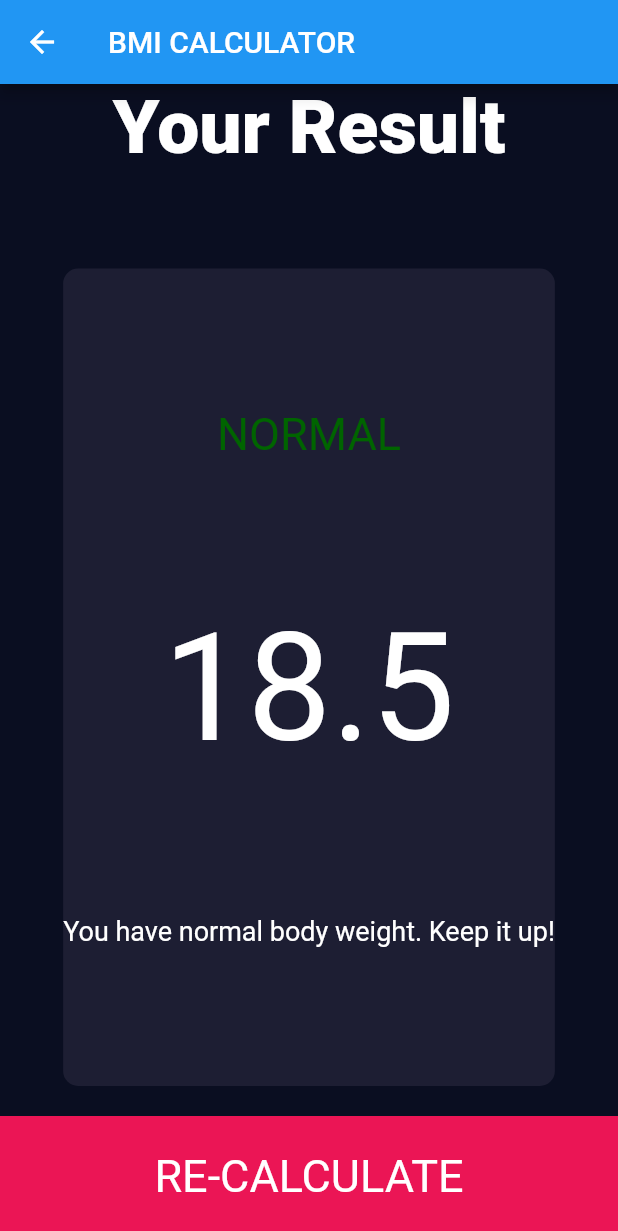
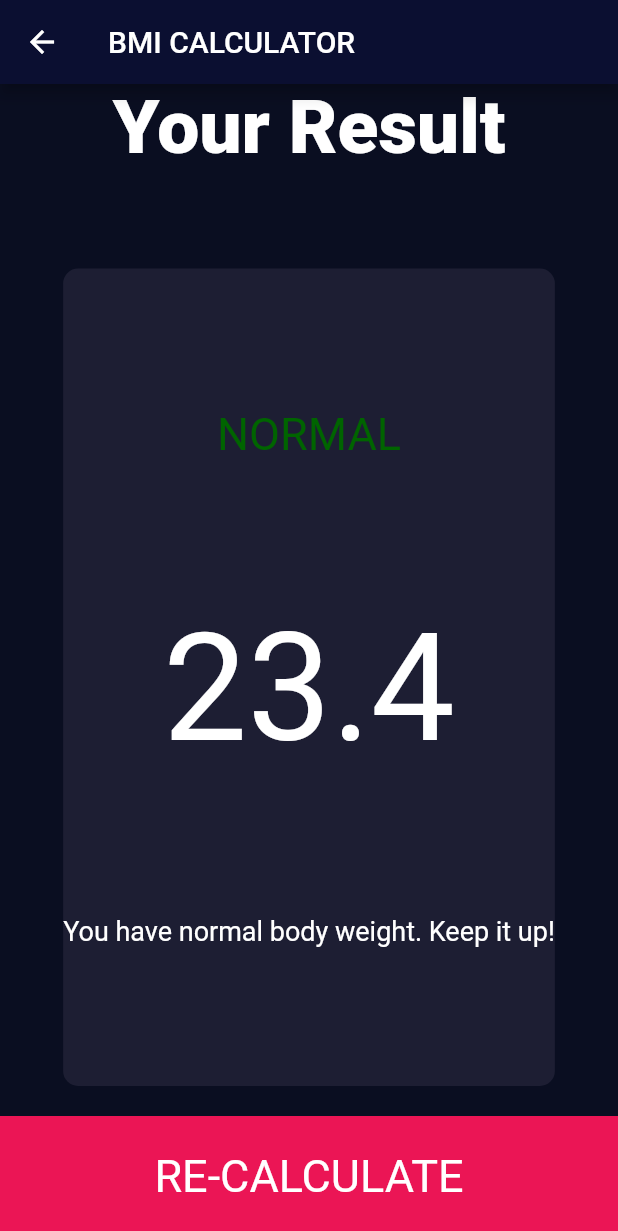
Before and after one commit to AkhilVaikom/BMI-calculator-bloc_pattern, a Flutter app: the screen it shows after launch, after a tap on "CALCULATE", on a phone screen of 412 x 824 dp. Shown: the top 1231 px of the screen. Run offline on Flutter 3.47's test engine with Material 2 defaults, Android fonts, the phone set to English and light mode, and no system bars; our stand-ins replace bloc, flutter_bloc, font_awesome_flutter.

Commit message:
result problem solve

```diff
--- a/lib/constants/string_constants.dart
+++ b/lib/constants/string_constants.dart
@@ -1,4 +1,4 @@
 const bottomContainerHeight = 80.0;
-int height=180;
-int weight=60;
+int? height;
+int? weight;
 int age=20;
--- a/lib/screens/home/home_scree.dart
+++ b/lib/screens/home/home_scree.dart
@@ -36,7 +36,7 @@ class HomeScreen extends StatelessWidget {
             buttonText: "CALCULATE",
             onTap: () {
               CalculateResult calc =
-                  CalculateResult(height: height, weight: weight);
+                  CalculateResult(height: height!, weight: weight!);
               Navigator.push(
                 context,
                 MaterialPageRoute(
--- a/lib/screens/home/widgets/height_slider.dart
+++ b/lib/screens/home/widgets/height_slider.dart
@@ -1,4 +1,5 @@
 import 'package:bmi_calculator_bloc/constants/colors_constants.dart';
+import 'package:bmi_calculator_bloc/constants/string_constants.dart';
 import 'package:bmi_calculator_bloc/constants/style_constants.dart';
 import 'package:bmi_calculator_bloc/logic/height/height_cubit.dart';
 import 'package:bmi_calculator_bloc/screens/widgets/reusable_card.dart';
@@ -12,8 +13,10 @@ class HeightSliderWidgets extends StatelessWidget {
 
   @override
   Widget build(BuildContext context) {
+
     return BlocBuilder<HeightCubit, HeightState>(
       builder: (context, state) {
+        height=state.height;
         return Expanded(
             child: ReusableCard(
           cardChild: Column(
--- a/lib/screens/home/widgets/weight_widgets.dart
+++ b/lib/screens/home/widgets/weight_widgets.dart
@@ -1,4 +1,5 @@
 import 'package:bmi_calculator_bloc/constants/colors_constants.dart';
+import 'package:bmi_calculator_bloc/constants/string_constants.dart';
 import 'package:bmi_calculator_bloc/constants/style_constants.dart';
 import 'package:bmi_calculator_bloc/logic/weight/weight_cubit.dart';
 import 'package:bmi_calculator_bloc/screens/home/widgets/round_button.dart';
@@ -16,6 +17,7 @@ class WeightWidgets extends StatelessWidget {
   Widget build(BuildContext context) {
     return BlocBuilder<WeightCubit, WeightState>(
       builder: (context, state) {
+         weight=state.weight;
         return Expanded(
             child: ReusableCard(
           cardChild: Column(
@@ -34,16 +36,21 @@ class WeightWidgets extends StatelessWidget {
                 children: [
                   RoundButton(
                     icon: FontAwesomeIcons.minus,
-                    onPressed: () =>
-                        context.read<WeightCubit>().weightDecrement(),
+                    onPressed: () {
+                      context.read<WeightCubit>().weightDecrement();
+
+                    },
                   ),
                   const SizedBox(
                     width: 10.0,
                   ),
                   RoundButton(
-                      onPressed: () =>
-                          context.read<WeightCubit>().weightIncrement(),
-                      icon: FontAwesomeIcons.plus)
+                    icon: FontAwesomeIcons.plus,
+                    onPressed: () {
+                      context.read<WeightCubit>().weightIncrement();
+
+                    },
+                  ),
                 ],
               )
             ],
--- a/lib/screens/result/result_page.dart
+++ b/lib/screens/result/result_page.dart
@@ -27,6 +27,7 @@ class ResultPage extends StatelessWidget {
     return Scaffold(
       //backgroundColor: inactiveCardColor,
       appBar: AppBar(
+        backgroundColor: const Color(0xff0b0f31),
         title: const Text("BMI CALCULATOR"),
       ),
       body: Column(
```
